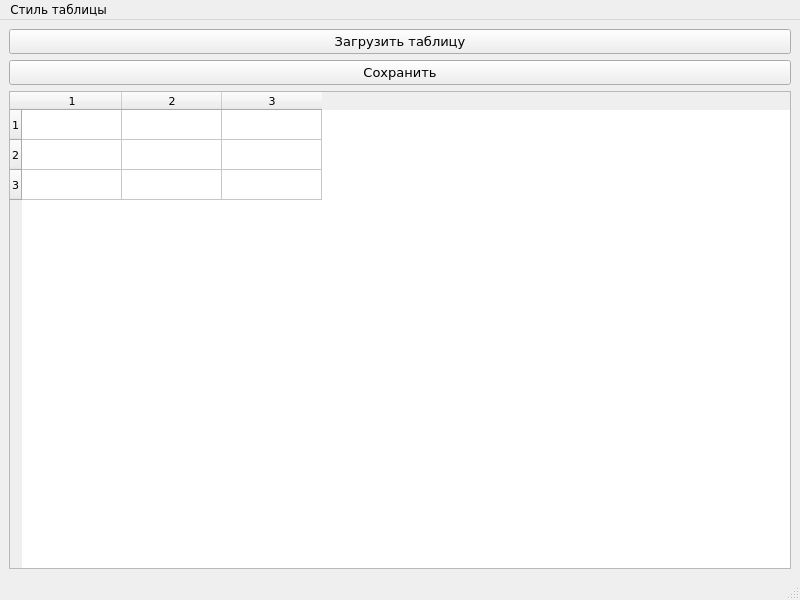
TheFox267/HomeWork, file HomeWork/Csv Table/MainWindow.ui: the form before one commit.
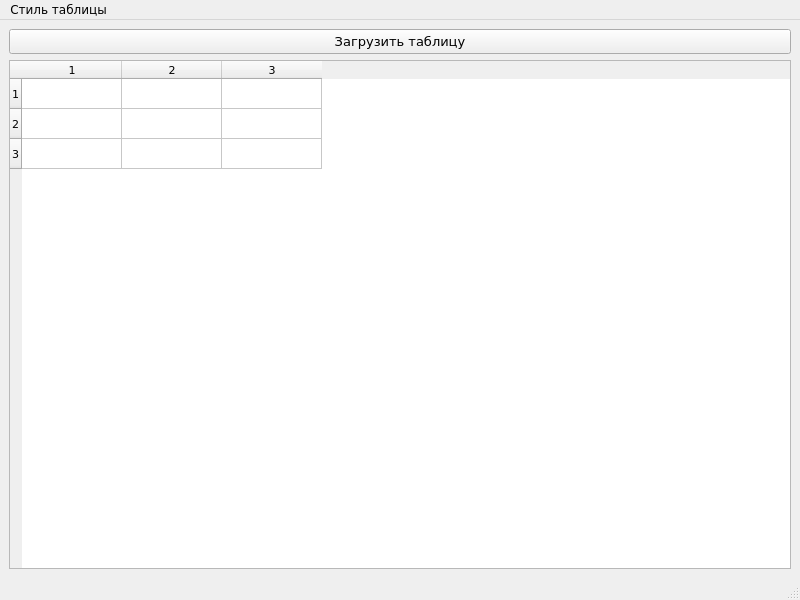
The form after the commit.

Commit message: refactor(csv_table): A little bit of code redesign

What changed in the file:
```diff
--- a/HomeWork/Csv Table/MainWindow.ui
+++ b/HomeWork/Csv Table/MainWindow.ui
@@ -39,18 +39,6 @@
       </property>
      </widget>
     </item>
-    <item>
-     <widget class="QPushButton" name="save_button">
-      <property name="font">
-       <font>
-        <pointsize>10</pointsize>
-       </font>
-      </property>
-      <property name="text">
-       <string>Сохранить</string>
-      </property>
-     </widget>
-    </item>
     <item>
      <widget class="QTableWidget" name="table">
       <property name="font">
```
Left out of the diff: 2 changed lines with no effect on the pictures. The commit also changes 1 other file.
